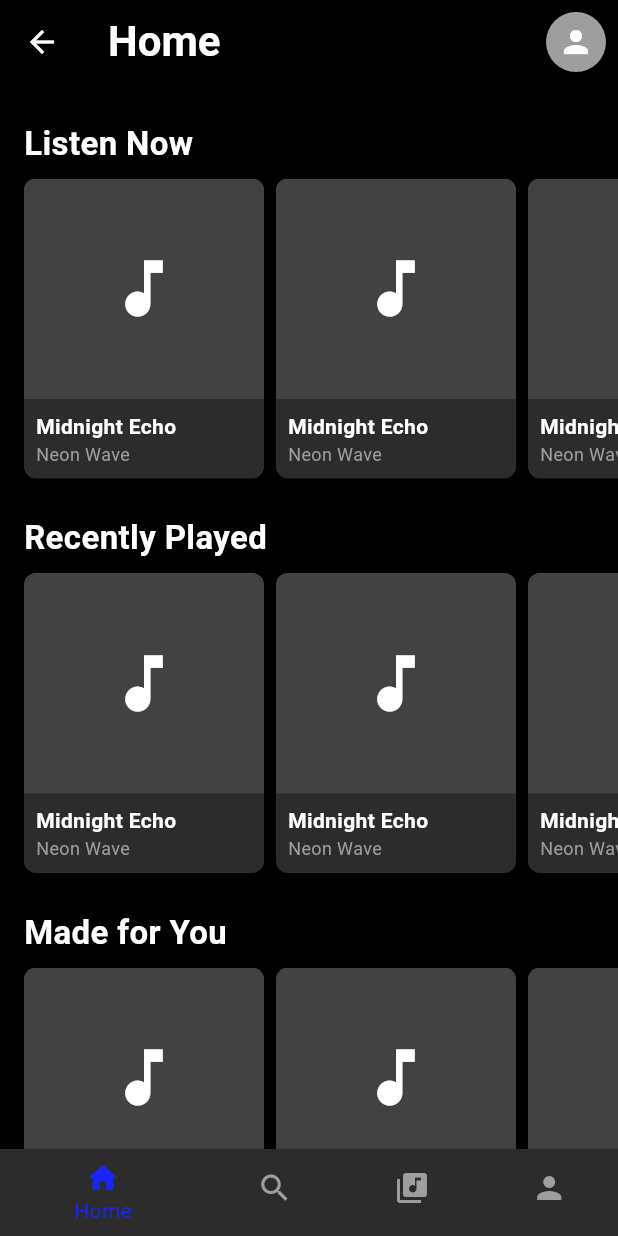
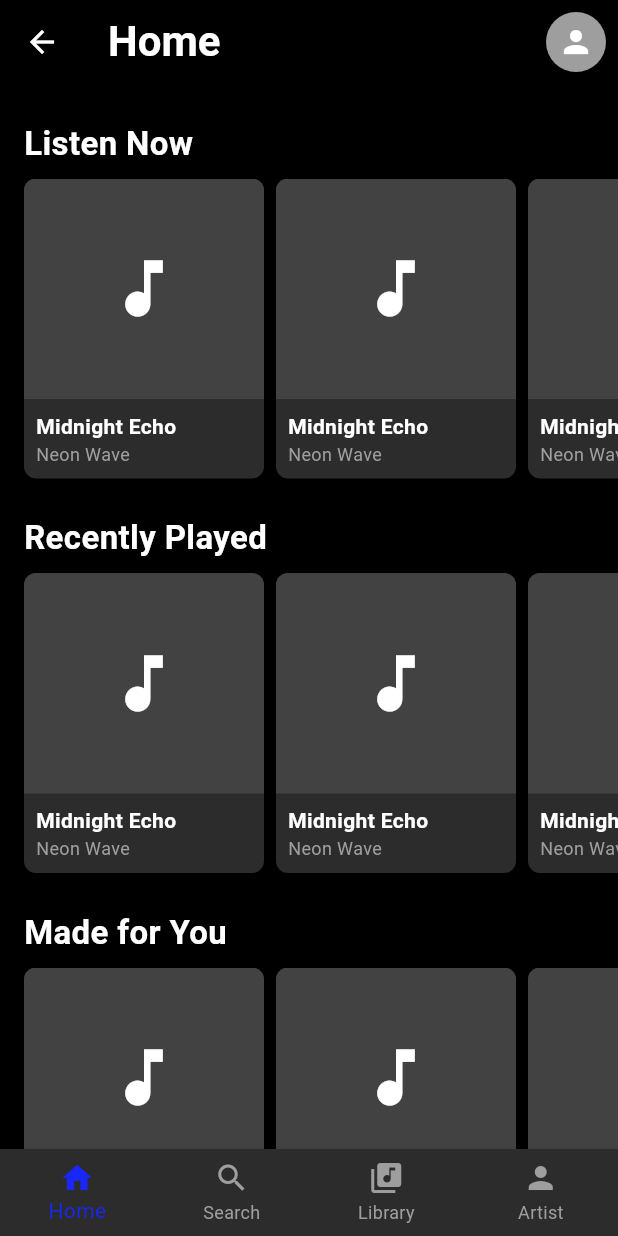
Before and after one commit to Auxistra/AUXISTRA-2.0, a Flutter app: the MainScreen screen opened by its route, on a phone screen of 412 x 824 dp. Run offline on Flutter 3.47's test engine with Material 3 defaults, Android fonts, the phone set to English and light mode, and no system bars.

Commit message:
Refactor MainScreen to improve bottom navigation
Updated the bottom navigation to use a safe area and improved the structure of the widget options and Added comments So the Code is much clearer.

```diff
--- a/lib/screens/main_screen.dart
+++ b/lib/screens/main_screen.dart
@@ -1,9 +1,14 @@
 import 'package:flutter/material.dart';
+
+// Importing the main tab screens
 import 'home_screen.dart';
 import 'search_screen.dart';
 import 'library_screen.dart';
 import 'artist_screen.dart';
 
+/// MainScreen is the root screen after login.
+/// It contains the bottom navigation used to switch between
+/// Home, Search, Library, and Artist tabs.
 class MainScreen extends StatefulWidget {
   const MainScreen({super.key});
 
@@ -12,51 +17,67 @@ class MainScreen extends StatefulWidget {
 }
 
 class _MainScreenState extends State<MainScreen> {
+  /// Stores the currently selected tab index
   int _selectedIndex = 0;
 
-  static const List<Widget> _widgetOptions = <Widget>[
+  /// List of screens that correspond to each tab
+  /// Order must match BottomNavigationBar items
+  static const List<Widget> _screens = <Widget>[
     HomeScreen(),
     SearchScreen(),
     LibraryScreen(),
     ArtistScreen(),
   ];
 
+  /// Called when a bottom navigation item is tapped
   void _onItemTapped(int index) {
     setState(() {
-      _selectedIndex = index;
+      _selectedIndex = index; // Update active tab
     });
   }
 
   @override
   Widget build(BuildContext context) {
     return Scaffold(
-      body: Center(
-        child: _widgetOptions.elementAt(_selectedIndex),
+      // Displays the currently selected screen
+      body: SafeArea(
+        child: _screens[_selectedIndex],
       ),
+
+      /// Bottom Navigation Bar (Main App Navigation)
       bottomNavigationBar: BottomNavigationBar(
+        currentIndex: _selectedIndex, // Active tab
+        onTap: _onItemTapped, // Tab switch handler
+
+        // Color scheme adapted for dark theme music app
+        selectedItemColor: const Color(0xFF1826F8),
+        unselectedItemColor: Colors.grey,
+
+        backgroundColor: const Color(0xFF2C2C2C),
+        type: BottomNavigationBarType.fixed,
+
+        /// Navigation Items
         items: const <BottomNavigationBarItem>[
           BottomNavigationBarItem(
             icon: Icon(Icons.home),
             label: 'Home',
           ),
+
           BottomNavigationBarItem(
             icon: Icon(Icons.search),
             label: 'Search',
           ),
+
           BottomNavigationBarItem(
             icon: Icon(Icons.library_music),
             label: 'Library',
           ),
+
           BottomNavigationBarItem(
             icon: Icon(Icons.person),
             label: 'Artist',
           ),
         ],
-        currentIndex: _selectedIndex,
-        selectedItemColor: Theme.of(context).primaryColor,
-        unselectedItemColor: Colors.grey,
-        onTap: _onItemTapped,
-        backgroundColor: Theme.of(context).colorScheme.surface,
       ),
     );
   }
```
